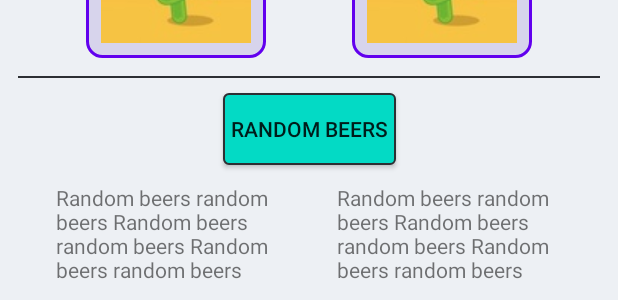
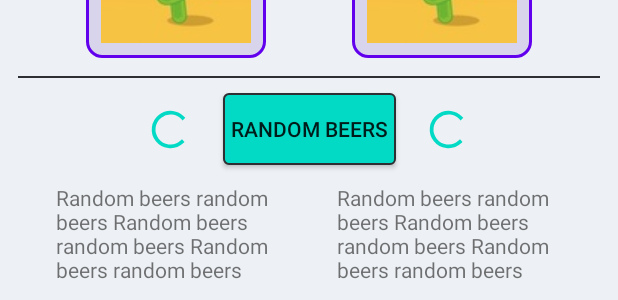
Before and after one commit to Aaub/RxVsCoroutines, an Android app: the layout activity_main.xml on its own in the app's theme, with its tools: preview values and no code run, on a phone screen of 412 x 824 dp. Shown: the part 672-972 px from the top of the screen. Run offline under Robolectric (Android 15) with nearby library versions, the light colour scheme and no system bars; network calls fail.

Commit message:
loader beers chainage

```diff
--- a/app/src/main/res/layout/activity_main.xml
+++ b/app/src/main/res/layout/activity_main.xml
@@ -97,6 +97,18 @@
             app:layout_constraintTop_toBottomOf="@+id/beer_with_image_rx"
             />
 
+        <ProgressBar
+            android:id="@+id/beers_loader_rx"
+            android:layout_width="@dimen/small_loader"
+            android:layout_height="@dimen/small_loader"
+            android:layout_marginEnd="@dimen/big"
+            app:layout_constraintTop_toTopOf="@+id/random_beers_btn"
+            app:layout_constraintBottom_toBottomOf="@+id/random_beers_btn"
+            app:layout_constraintEnd_toStartOf="@+id/random_beers_btn"
+            android:visibility="gone"
+            tools:visibility="visible"
+        />
+
         <Button
             android:id="@+id/random_beers_btn"
             android:text="@string/random_beers"
@@ -105,6 +117,18 @@
             app:layout_constraintStart_toStartOf="parent"
             app:layout_constraintTop_toBottomOf="@+id/second_separator"
             />
+
+        <ProgressBar
+            android:id="@+id/beers_loader_co"
+            android:layout_width="@dimen/small_loader"
+            android:layout_height="@dimen/small_loader"
+            android:layout_marginStart="@dimen/big"
+            app:layout_constraintBottom_toBottomOf="@+id/random_beers_btn"
+            app:layout_constraintTop_toTopOf="@+id/random_beers_btn"
+            app:layout_constraintStart_toEndOf="@+id/random_beers_btn"
+            android:visibility="gone"
+            tools:visibility="visible"
+        />
 
         <TextView
             android:id="@+id/random_beers_rx"
--- a/app/src/main/res/values/dimens.xml
+++ b/app/src/main/res/values/dimens.xml
@@ -1,7 +1,9 @@
 <?xml version="1.0" encoding="utf-8"?>
 <resources>
     <dimen name="medium">10dp</dimen>
+    <dimen name="big">20dp</dimen>
     <dimen name="margin_double">12dp</dimen>
     <dimen name="padding_button">5dp</dimen>
-    <dimen name="bottom_space">200dp</dimen>
+    <dimen name="bottom_space">250dp</dimen>
+    <dimen name="small_loader">30dp</dimen>
 </resources>
```
Also changed, not shown: app/src/main/kotlin/com/alexetnico/rxvscoroutines/ui/MainActivity.kt (+11 -0 lines), app/src/main/kotlin/com/alexetnico/rxvscoroutines/ui/MainViewModel.kt (+11 -1 lines).
